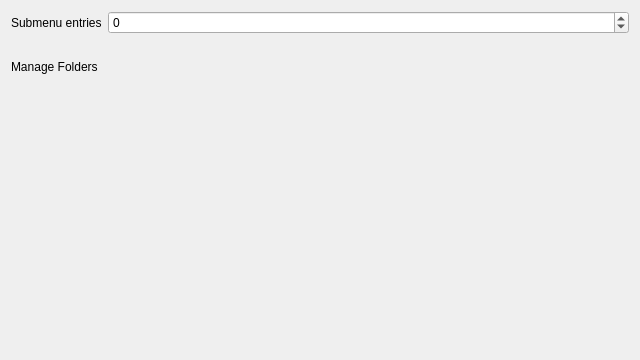
The window that settings.ui (g-fb/quickaccess) describes before a commit, drawn with Qt 5.
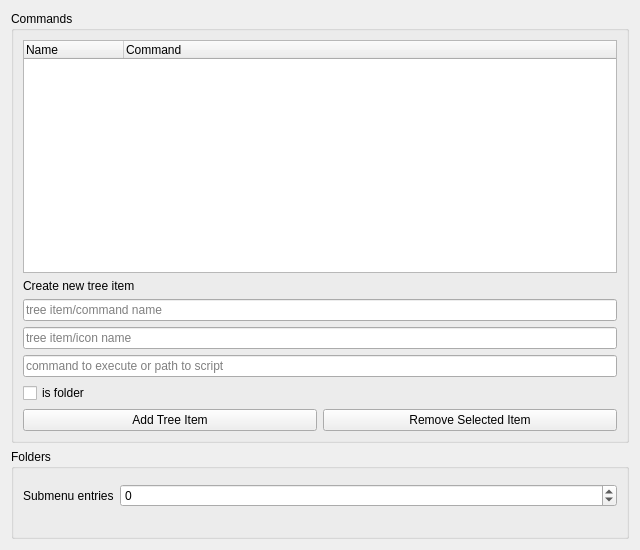
The same window after the commit. Custom widgets are drawn as their Qt base class.

Commit message: - add support for custom commands in the menu   commands can be addded and removed from the settings page

What changed in the file:
```diff
--- a/settings.ui
+++ b/settings.ui
@@ -7,7 +7,7 @@
     <x>0</x>
     <y>0</y>
     <width>640</width>
-    <height>360</height>
+    <height>550</height>
    </rect>
   </property>
   <property name="windowTitle">
@@ -15,8 +15,93 @@
   </property>
   <layout class="QVBoxLayout" name="verticalLayout">
    <item>
-    <layout class="QFormLayout" name="formLayout">
-     <item row="1" column="0">
+    <widget class="QGroupBox" name="groupBox_2">
+     <property name="title">
+      <string>Commands</string>
+     </property>
+     <layout class="QVBoxLayout" name="verticalLayout_2">
+      <item>
+       <widget class="QTreeWidget" name="commandsTree">
+        <column>
+         <property name="text">
+          <string>Name</string>
+         </property>
+        </column>
+        <column>
+         <property name="text">
+          <string>Command</string>
+         </property>
+        </column>
+       </widget>
+      </item>
+      <item>
+       <widget class="QLabel" name="label_2">
+        <property name="text">
+         <string>Create new tree item</string>
+        </property>
+       </widget>
+      </item>
+      <item>
+       <widget class="QLineEdit" name="treeItemName">
+        <property name="placeholderText">
+         <string>tree item/command name</string>
+        </property>
+       </widget>
+      </item>
+      <item>
+       <widget class="QLineEdit" name="treeItemIcon">
+        <property name="placeholderText">
+         <string>tree item/icon name</string>
+        </property>
+       </widget>
+      </item>
+      <item>
+       <widget class="QLineEdit" name="command">
+        <property name="placeholderText">
+         <string>command to execute or path to script</string>
+        </property>
+       </widget>
+      </item>
+      <item>
+       <widget class="QCheckBox" name="treeItemIsFolder">
+        <property name="text">
+         <string>is folder</string>
+        </property>
+       </widget>
+      </item>
+      <item>
+       <layout class="QHBoxLayout" name="horizontalLayout_2">
+        <item>
+         <widget class="QPushButton" name="addTreeItem">
+          <property name="text">
+           <string>Add Tree Item</string>
+          </property>
+         </widget>
+        </item>
+        <item>
+         <widget class="QPushButton" name="removeTreeItem">
+          <property name="text">
+           <string>Remove Selected Item</string>
+          </property>
+         </widget>
+        </item>
+       </layout>
+      </item>
+     </layout>
+    </widget>
+   </item>
+   <item>
+    <widget class="QGroupBox" name="groupBox">
+     <property name="title">
+      <string>Folders</string>
+     </property>
+     <layout class="QVBoxLayout" name="verticalLayout_3">
+      <item>
+       <widget class="KEditListWidget" name="kcfg_paths"/>
+      </item>
+      <item>
+       <layout class="QHBoxLayout" name="horizontalLayout">
+        <item>
       <widget class="QLabel" name="label">
        <property name="toolTip">
         <string>Number of submenu entries to show.</string>
@@ -26,8 +111,14 @@
        </property>
       </widget>
      </item>
-     <item row="1" column="1">
+        <item>
       <widget class="QSpinBox" name="kcfg_submenuEntriesCount">
+          <property name="sizePolicy">
+           <sizepolicy hsizetype="Minimum" vsizetype="Fixed">
+            <horstretch>1</horstretch>
+            <verstretch>0</verstretch>
+           </sizepolicy>
+          </property>
        <property name="toolTip">
         <string/>
        </property>
@@ -36,17 +127,9 @@
        </property>
       </widget>
      </item>
-     <item row="3" column="0">
-      <widget class="QLabel" name="label_2">
-       <property name="text">
-        <string>Manage Folders</string>
-       </property>
-      </widget>
-     </item>
-     <item row="3" column="1">
-      <widget class="KEditListWidget" name="kcfg_paths"/>
-     </item>
-     <item row="2" column="1">
+       </layout>
+      </item>
+      <item>
       <widget class="QLabel" name="submenuEntriesCountInfo">
        <property name="text">
         <string/>
@@ -54,6 +137,7 @@
       </widget>
      </item>
     </layout>
+    </widget>
    </item>
   </layout>
  </widget>
```
Lines whose indentation alone changed are shown as unchanged. The commit also changes 5 other files.
